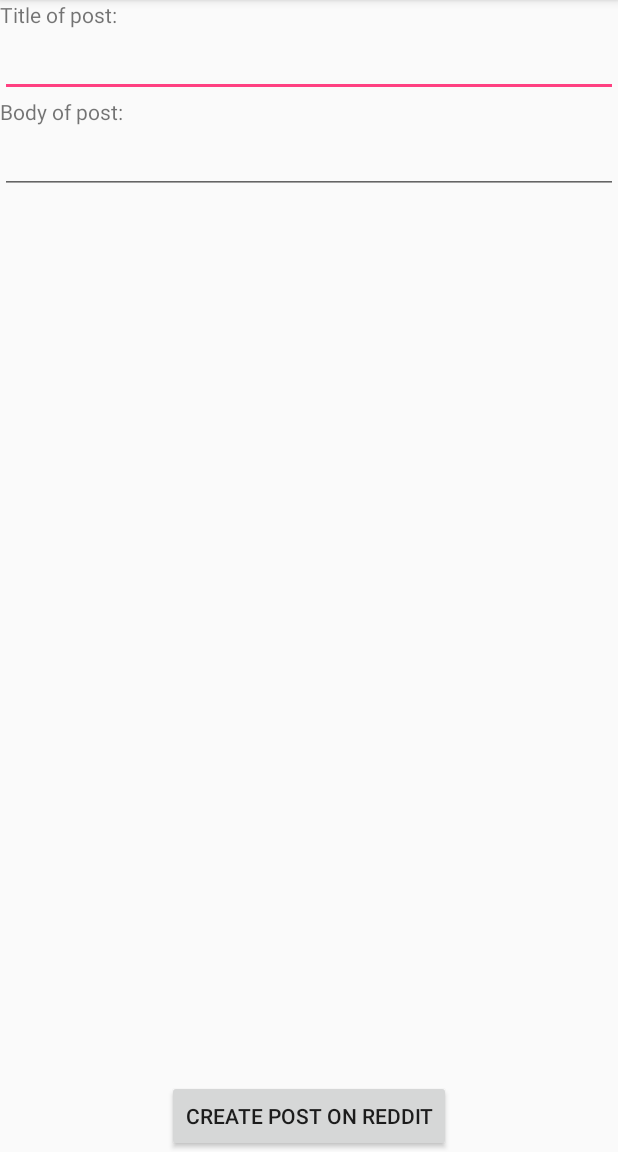
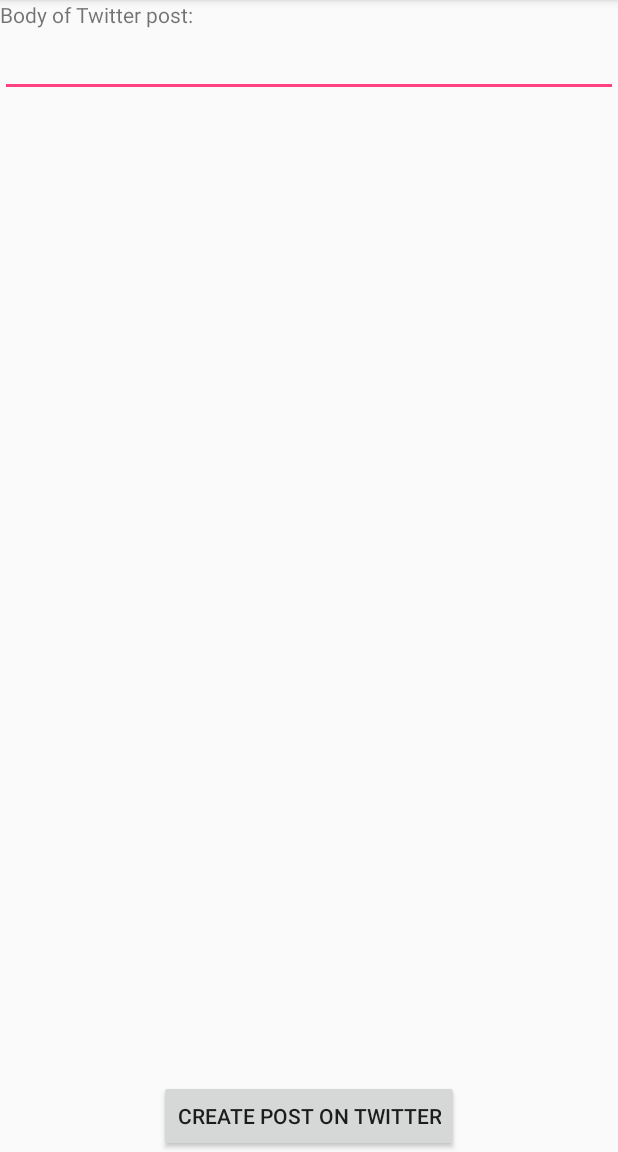
Before and after one commit to AndroidAstroReddit/AstroEvents1, an Android app: the EventPost screen opened directly, with no data from a screen before it, on a phone screen of 412 x 824 dp, the part 84-1236 px from its top. Run offline under Robolectric (Android 15) with nearby library versions, the phone set to English and light mode, and no system bars; libraries missing offline, so code that uses them is left out: twitter4j.auth.

Commit message:
cleaned up and wired up event post

```diff
--- a/app/src/main/java/com/example/angel/astroevents/EventPost.java
+++ b/app/src/main/java/com/example/angel/astroevents/EventPost.java
@@ -12,6 +12,7 @@ import android.support.v7.app.AppCompatActivity;
 import android.util.Log;
 import android.view.View;
 import android.widget.Button;
+import android.widget.EditText;
 
 import org.json.JSONException;
 import org.json.JSONObject;
@@ -26,23 +27,24 @@ import java.net.URL;
 
 public class EventPost extends AppCompatActivity {
     Button postButton;
+    EditText postContent;
+    String postContentString;
 
     @Override
     protected void onCreate(Bundle savedInstanceState) {
         super.onCreate(savedInstanceState);
         setContentView(R.layout.event_post);
         postButton = (Button) findViewById(R.id.post_button);
+        postContent = (EditText) findViewById(R.id.post_edittext);
 
         postButton.setOnClickListener(new View.OnClickListener() {
                                           @Override
                                           public void onClick(View v) {
+                                              postContentString = postContent.getText().toString();
                                               new postToTwitter().execute();
-
                                           }
                                       }
             );
-
-
     }
 
     class postToTwitter extends AsyncTask<String, String, String> {
@@ -64,7 +66,7 @@ public class EventPost extends AppCompatActivity {
 
                 twitter.setOAuthAccessToken(accessToken);
 
-                twitter.updateStatus("test");
+                twitter.updateStatus(postContentString);
 
                 System.out.println("Successfully updated the status in Twitter.");
             } catch (TwitterException te) {
--- a/app/src/main/res/layout/event_post.xml
+++ b/app/src/main/res/layout/event_post.xml
@@ -3,33 +3,21 @@
     android:orientation="vertical" android:layout_width="match_parent"
     android:layout_height="match_parent">
 
+
+
     <TextView
-        android:id="@+id/title_text"
+        android:id="@+id/post_text"
         android:layout_width="wrap_content"
         android:layout_height="wrap_content"
-        android:text="@string/posting_title"
+        android:text="@string/posting_body"
+
         />
 
     <EditText
-        android:id="@+id/title_edittext"
+        android:id="@+id/post_edittext"
         android:layout_width="match_parent"
         android:layout_height="wrap_content"
-        android:layout_below="@id/title_text"
-        />
-
-    <TextView
-        android:id="@+id/body_text"
-        android:layout_width="wrap_content"
-        android:layout_height="wrap_content"
-        android:text="@string/posting_body"
-        android:layout_below="@id/title_edittext"
-        />
-
-    <EditText
-        android:id="@+id/body_edittext"
-        android:layout_width="match_parent"
-        android:layout_height="wrap_content"
-        android:layout_below="@id/body_text"
+        android:layout_below="@id/post_text"
         />
 
     <Button
--- a/app/src/main/res/values/strings.xml
+++ b/app/src/main/res/values/strings.xml
@@ -8,10 +8,10 @@
         <item>Pacific (UTC-08:00)</item>
     </string-array>
 
-    <string name="posting_title">Title of post:</string>
-    <string name="posting_body">Body of post:</string>
-    <string name="posting_create">Create post on Reddit</string>
-    <string name="post_to">Post to Reddit</string>
+
+    <string name="posting_body">Body of Twitter post:</string>
+    <string name="posting_create">Create post on Twitter</string>
+    <string name="post_to">Post to Twitter</string>
     <string name="title_activity_splash">SplashActivity</string>
     <string name="getListButton">Get List of Events!</string>
 </resources>
```
Also changed, not shown: 2 other files.
